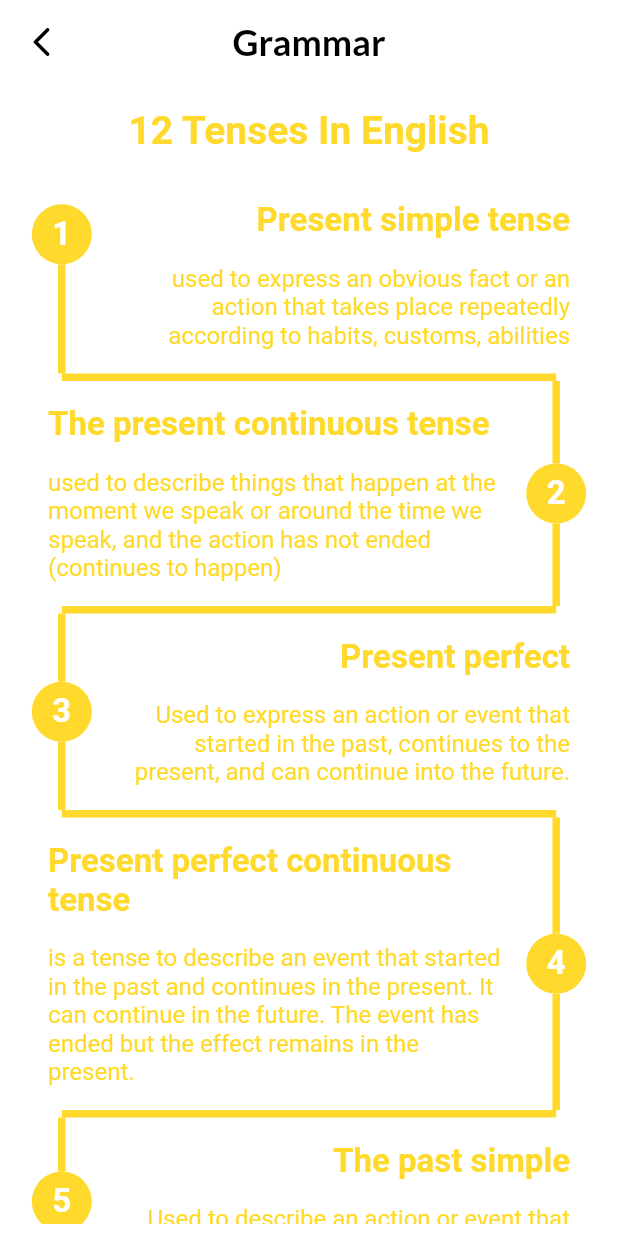
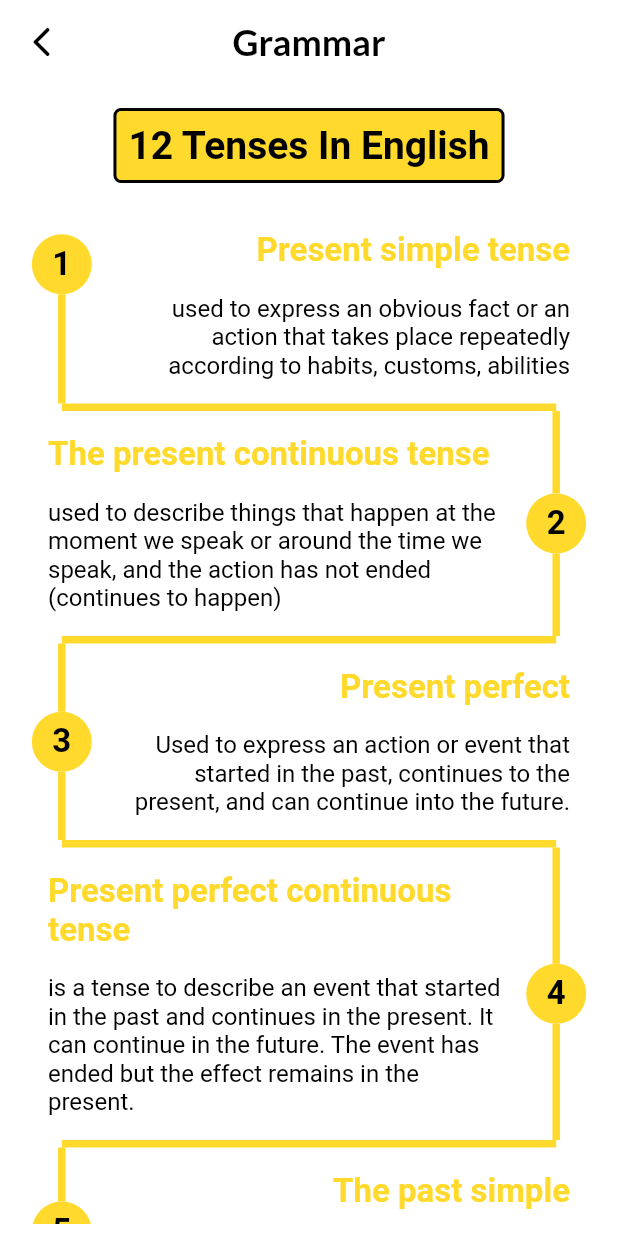
Before and after one commit to quanminh251102/Ezi2learn, a Flutter app: the GrammarMainPage screen opened directly, on a phone screen of 412 x 824 dp. Run offline on Flutter 3.47's test engine with Material 2 defaults, Android fonts, the phone set to English and light mode, and no system bars; drawn by our look-alikes of timeline_tile; our stand-ins replace animated_splash_screen, audioplayers, avatar_glow, card_swiper, carousel_slider, circular_countdown_timer and 22 more; missing offline and left inert: audio_session, clipboard, countdown_progress_indicator, flutter_custom_cards, flutter_sound, flutter_sound_platform_interface and 3 more; accounts and stored records are empty; network calls fail; Roboto replaces fonts that are missing (Acme).

Commit message:
Edit Grammar Main

```diff
--- a/lib/screens/grammar/screen/GrammarMain.dart
+++ b/lib/screens/grammar/screen/GrammarMain.dart
@@ -299,7 +299,7 @@ class _TimelineStepIndicator extends StatelessWidget {
             step,
             style: GoogleFonts.architectsDaughter(
               fontSize: 22,
-              color: Colors.white,
+              color: Colors.black,
               fontWeight: FontWeight.bold,
             ),
           ),
@@ -347,7 +347,7 @@ class _TimelineStepsChild extends StatelessWidget {
             textAlign: isLeftAlign ? TextAlign.right : TextAlign.left,
             style: GoogleFonts.architectsDaughter(
               fontSize: 16,
-              color: const Color(0xffFFDA2C),
+              color: Colors.black,
             ),
           ),
         ],
@@ -366,20 +366,26 @@ class _Header extends StatelessWidget {
         color: Colors.white.withOpacity(0.5),
         borderRadius: const BorderRadius.all(Radius.circular(8)),
       ),
-      child: Row(
-        children: <Widget>[
-          Expanded(
+      child: FittedBox(
+        fit: BoxFit.contain,
+        child: Container(
+          decoration: BoxDecoration(
+              color: const Color(0xffFFDA2C),
+              borderRadius: BorderRadius.circular(5),
+              border: Border.all(width: 2, color: Colors.black)),
+          child: Padding(
+            padding: const EdgeInsets.all(8.0),
             child: Text(
               '12 Tenses In English',
               textAlign: TextAlign.center,
               style: GoogleFonts.architectsDaughter(
                 fontSize: 26,
-                color: const Color(0xffFFDA2C),
+                color: Colors.black,
                 fontWeight: FontWeight.bold,
               ),
             ),
           ),
-        ],
+        ),
       ),
     );
   }
```
Also changed, not shown: lib/screens/home/screen/ranking_screen.dart (+93 -175 lines), assets/images/leaderboard.png.
